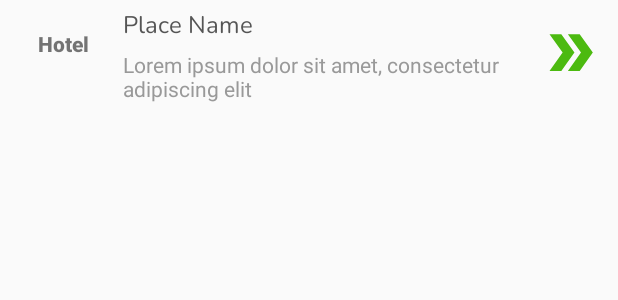
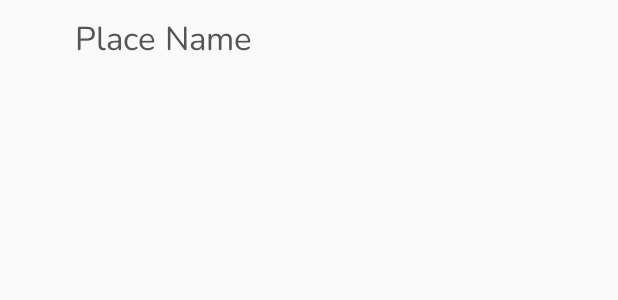
Before and after one commit to kshivam654/SearchView2, an Android app: the layout list_layout.xml on its own in the app's theme, with its tools: preview values and no code run, on a phone screen of 412 x 824 dp. Shown: the top 300 px of the screen. Run offline under Robolectric (Android 15) with nearby library versions, the phone set to English and light mode, and no system bars.

Commit message:
search ui improved + intent from searchView + SearchBar completes the text on click

```diff
--- a/app/src/main/AndroidManifest.xml
+++ b/app/src/main/AndroidManifest.xml
@@ -9,6 +9,7 @@
         android:roundIcon="@mipmap/ic_launcher_round"
         android:supportsRtl="true"
         android:theme="@style/AppTheme">
+        <activity android:name=".SecondActivity"></activity>
         <activity android:name=".MainActivity">
             <intent-filter>
                 <action android:name="android.intent.action.MAIN" />
@@ -16,6 +17,7 @@
                 <category android:name="android.intent.category.LAUNCHER" />
             </intent-filter>
         </activity>
+
         <meta-data
             android:name="preloaded_fonts"
             android:resource="@array/preloaded_fonts" />
--- a/app/src/main/java/app/sharma/searchview2/MainActivity.java
+++ b/app/src/main/java/app/sharma/searchview2/MainActivity.java
@@ -130,7 +130,7 @@ public class MainActivity extends AppCompatActivity {
 
                 }
 
-                searchAdapter = new SearchAdapter(MainActivity.this, arrayList);
+                searchAdapter = new SearchAdapter(MainActivity.this, arrayList, mSearchField);
                 mRecyclerView.setAdapter(searchAdapter);
 
             }
--- a/app/src/main/res/layout/list_layout.xml
+++ b/app/src/main/res/layout/list_layout.xml
@@ -1,58 +1,58 @@
 <?xml version="1.0" encoding="utf-8"?>
 <RelativeLayout xmlns:android="http://schemas.android.com/apk/res/android"
     xmlns:app="http://schemas.android.com/apk/res-auto"
+    android:id="@+id/parent_layout"
     android:layout_width="match_parent"
     android:layout_height="wrap_content">
 
-    <TextView
-        android:id="@+id/profile_image"
-        android:layout_width="60dp"
-        android:layout_height="wrap_content"
-        android:layout_alignParentStart="true"
-        android:layout_alignParentTop="true"
-        android:layout_centerInParent="true"
-        android:layout_marginStart="12dp"
-        android:layout_marginTop="16dp"
-        android:fontFamily="sans-serif-black"
-        android:padding="3dp"
-        android:text="Hotel"
-        android:textAlignment="center"
-        app:srcCompat="@mipmap/person_four" />
+<!--    <TextView-->
+<!--        android:id="@+id/profile_image"-->
+<!--        android:layout_width="60dp"-->
+<!--        android:layout_height="wrap_content"-->
+<!--        android:layout_alignParentStart="true"-->
+<!--        android:layout_alignParentTop="true"-->
+<!--        android:layout_centerInParent="true"-->
+<!--        android:layout_marginStart="12dp"-->
+<!--        android:layout_marginTop="16dp"-->
+<!--        android:fontFamily="sans-serif-black"-->
+<!--        android:padding="3dp"-->
+<!--        android:text="Hotel"-->
+<!--        android:textAlignment="center"-->
+<!--        app:srcCompat="@mipmap/person_four" />-->
 
     <TextView
         android:id="@+id/name_text"
         android:layout_width="wrap_content"
         android:layout_height="wrap_content"
         android:layout_alignParentTop="true"
-        android:layout_marginLeft="10dp"
-        android:layout_marginTop="5dp"
-        android:layout_marginRight="20dp"
-        android:layout_toEndOf="@+id/profile_image"
+        android:layout_marginTop="10dp"
+        android:layout_marginBottom="10dp"
+        android:layout_marginLeft="50dp"
         android:fontFamily="@font/nunito"
         android:text="Place Name"
         android:textColor="#555555"
-        android:textSize="16sp" />
+        android:textSize="22sp" />
 
-    <TextView
-        android:id="@+id/description_text"
-        android:layout_width="wrap_content"
-        android:layout_height="wrap_content"
-        android:layout_below="@+id/name_text"
-        android:layout_marginLeft="10dp"
-        android:layout_marginRight="30dp"
-        android:layout_marginTop="5dp"
-        android:layout_toEndOf="@+id/profile_image"
-        android:text="Lorem ipsum dolor sit amet, consectetur adipiscing elit"
-        android:textColor="#999999"
-        android:textSize="14sp" />
+<!--    <TextView-->
+<!--        android:id="@+id/description_text"-->
+<!--        android:layout_width="wrap_content"-->
+<!--        android:layout_height="wrap_content"-->
+<!--        android:layout_below="@+id/name_text"-->
+<!--        android:layout_marginLeft="10dp"-->
+<!--        android:layout_marginRight="30dp"-->
+<!--        android:layout_marginTop="5dp"-->
+<!--        android:layout_toEndOf="@+id/profile_image"-->
+<!--        android:text="Lorem ipsum dolor sit amet, consectetur adipiscing elit"-->
+<!--        android:textColor="#999999"-->
+<!--        android:textSize="14sp" />-->
 
-    <androidx.appcompat.widget.AppCompatImageView
-        android:layout_width="43dp"
-        android:layout_height="42dp"
-        android:layout_below="@+id/name_text"
-        android:layout_alignParentEnd="true"
-        android:layout_centerInParent="true"
-        android:layout_marginTop="-14dp"
-        android:layout_marginEnd="10dp"
-        android:src="@drawable/ic_baseline_double_arrow_24" />
+<!--    <androidx.appcompat.widget.AppCompatImageView-->
+<!--        android:layout_width="43dp"-->
+<!--        android:layout_height="42dp"-->
+<!--        android:layout_below="@+id/name_text"-->
+<!--        android:layout_alignParentEnd="true"-->
+<!--        android:layout_centerInParent="true"-->
+<!--        android:layout_marginTop="-14dp"-->
+<!--        android:layout_marginEnd="10dp"-->
+<!--        android:src="@drawable/ic_baseline_double_arrow_24" />-->
 </RelativeLayout>
```
Also changed, not shown: app/src/main/java/app/sharma/searchview2/SearchAdapter.java (+36 -17 lines), app/src/main/java/app/sharma/searchview2/SecondActivity.java (added, +14 -0 lines), app/src/main/res/layout/activity_second.xml (added, +16 -0 lines).
